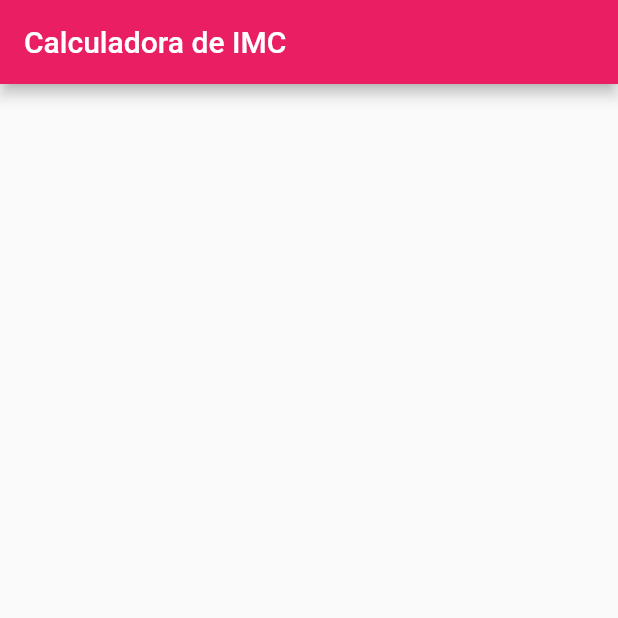
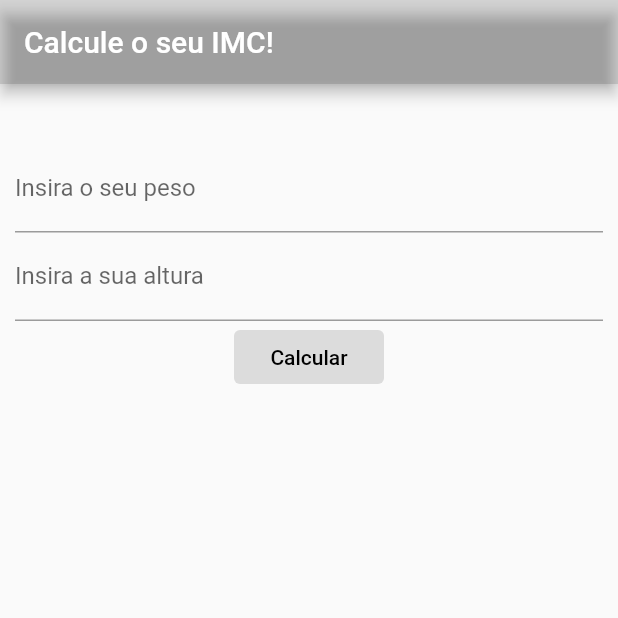
Before and after one commit to prgalhardo/calcular-imc-flutter, a Flutter app: the screen it shows after launch, on a phone screen of 412 x 824 dp, the top half of it. Run offline on Flutter 3.47's test engine with Material 2 defaults, Android fonts, the phone set to English and light mode, and no system bars.

Commit message:
Form para calcular IMC

```diff
--- a/myapp/lib/pages/home_page.dart
+++ b/myapp/lib/pages/home_page.dart
@@ -1,4 +1,5 @@
 import 'package:flutter/material.dart';
+import '../service/calculate_imc.dart';
 
 class HomePage extends StatefulWidget {
   const HomePage({Key? key}) : super(key: key);
@@ -8,11 +9,74 @@ class HomePage extends StatefulWidget {
 }
 
 class _HomePageState extends State<HomePage> {
+
+  double? peso;
+  double? altura;
+  var calculateImcService = CalculateIMCService();
+  var imc;
+
   @override
   Widget build(BuildContext context) {
     return Scaffold(
       appBar: AppBar(
-        title: Text("Calculadora de IMC"),
+        title: Text("Calcule o seu IMC!"),
+        backgroundColor: Colors.black12,
+      ),
+      body: Padding(
+        padding: EdgeInsets.symmetric(vertical: 40, horizontal: 10),
+        child: Form(
+          child: Column(
+            children: [
+              TextFormField(
+                keyboardType: TextInputType.number,
+                decoration: const InputDecoration(
+                  labelText: 'Insira o seu peso'
+                ),
+                onChanged: (value) {
+                  peso = double.parse(value);
+                },
+                validator: (value) {
+                  if (value == null || value.isEmpty || double.parse(value) <= 0) {
+                    return 'Valor inválido!';
+                  }
+                }),
+                TextFormField(
+                keyboardType: TextInputType.number,
+                decoration: const InputDecoration(
+                  labelText: 'Insira a sua altura'
+                ),
+                onChanged: (value) {
+                  altura = double.parse(value);
+                },
+                validator: (value) {
+                  if (value == null || value.isEmpty || double.parse(value) <= 0) {
+                    return 'Valor inválido!';
+                  }
+                }),
+              Row(
+                mainAxisAlignment: MainAxisAlignment.spaceEvenly,
+                children: [
+                  SizedBox(
+                    width: 100,
+                    child: TextButton(
+                      style: const ButtonStyle(
+                        backgroundColor: MaterialStatePropertyAll(Colors.black12)
+                      ),
+                      onPressed: () {
+                        imc = calculateImcService.setImc(peso!, altura!);
+                        setState(() {});
+                      },
+                      child: const Text(
+                        'Calcular',
+                        style: TextStyle(color: Colors.black),
+                      ),
+                    ),
+                  ),
+                ],
+              ),
+            ],
+          ),
+        ),
       ),
     );
   }
--- a/myapp/lib/service/calculate_imc.dart
+++ b/myapp/lib/service/calculate_imc.dart
@@ -1,18 +1,17 @@
-import 'dart:math';
 import 'imc.dart';
 
 class CalculateIMCService {
   List<IMC> ImcList = [];
 
   double calculateImc(double peso, double altura) {
-    double calculateImc = peso / pow(altura, 2);
+    double calculateImc = peso / altura * altura;
     return calculateImc;
   }
 
-  IMC setImc(String nome, double peso, double altura) {
-    var calculateImc = calculateImc(peso, altura);
+  IMC setImc(double peso, double altura) {
+    var imcCalculator = calculateImc(peso, altura);
 
-    var imc = IMC(nome: nome, peso: peso, altura: altura, imc: calculateImc);
+    var imc = IMC(peso: peso, altura: altura, imc: imcCalculator);
 
     return imc;
   }
--- a/myapp/lib/service/imc.dart
+++ b/myapp/lib/service/imc.dart
@@ -1,11 +1,9 @@
 class IMC {
-  String nome = '';
   double peso;
   double altura;
   double imc;
 
   IMC({
-    required this.nome,
     required this.peso,
     required this.altura,
     required this.imc
```
